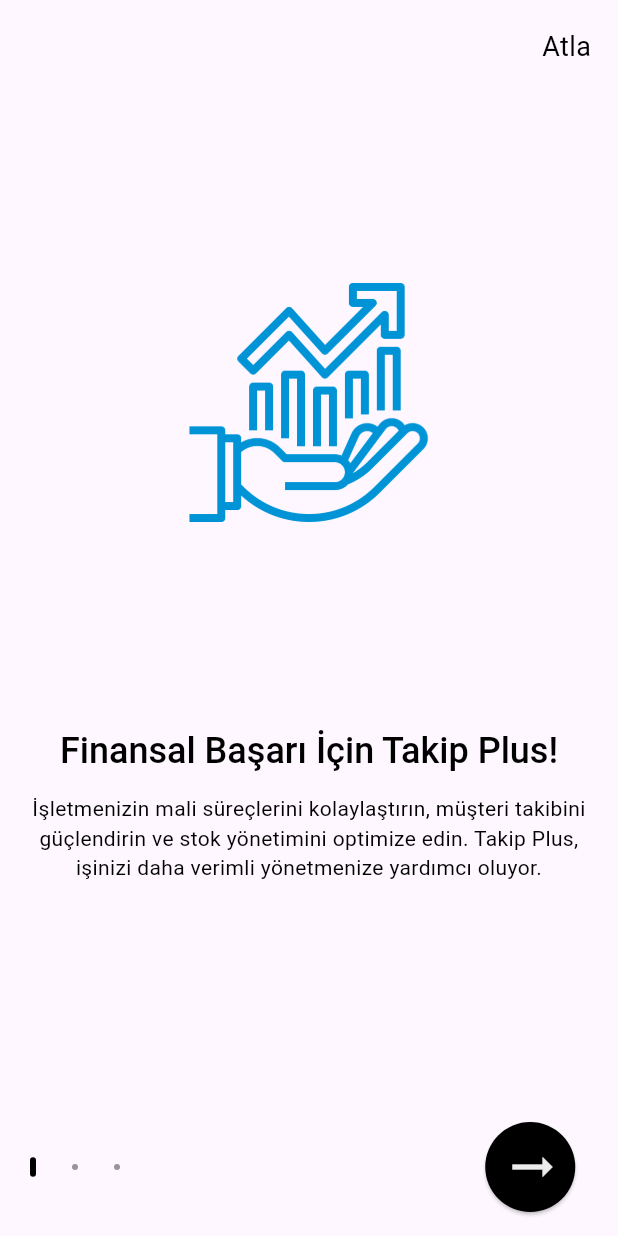
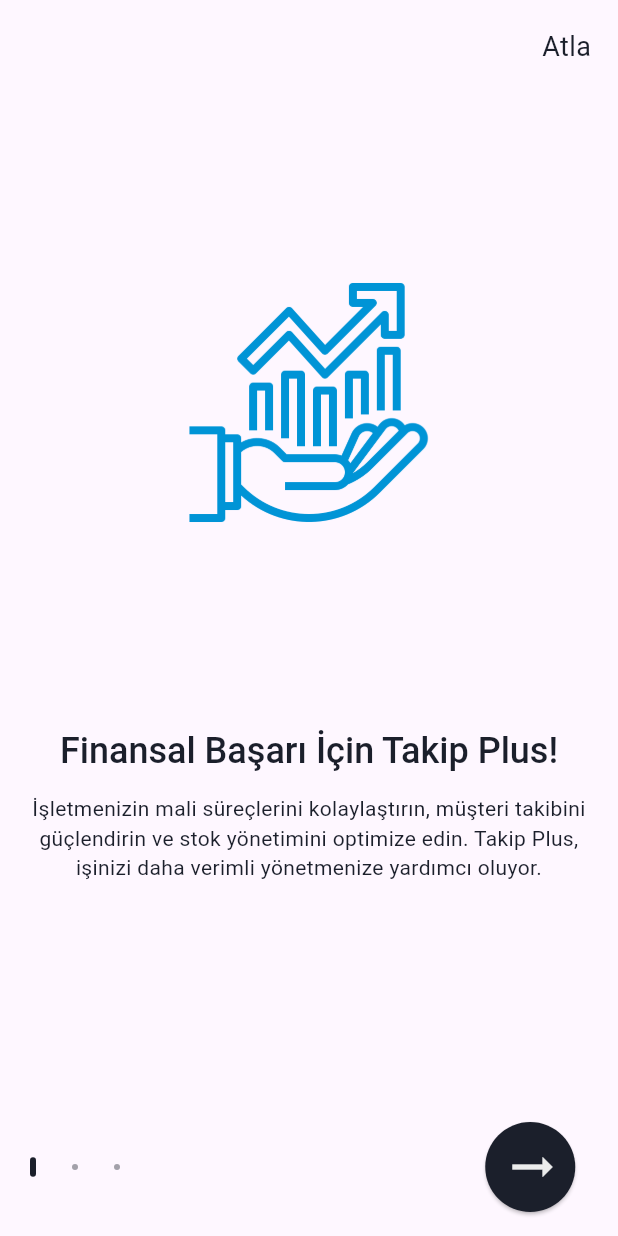
Before and after one commit to muhammeddastan/TakipPlus-Mobile-App, a Flutter app: the screen it shows after launch, on a phone screen of 412 x 824 dp. Run offline on Flutter 3.47's test engine with Material 3 defaults, Android fonts, the phone set to English and light mode, and no system bars; our stand-ins replace crystal_navigation_bar, flutter_iconly, google_fonts, iconsax, image_picker, sqflite; missing offline and left inert: flutter_barcode_scanner; accounts and stored records are empty.

```diff
--- a/lib/Colors/Renkler.dart
+++ b/lib/Colors/Renkler.dart
@@ -7,7 +7,7 @@
   static const Color DarkBlue = Color(0XFF0094D6);
   static const Color White = Color(0XFFECECEC);
   static const Color Grey = Color(0XFF616161);
-  static const Color Black = Color(0XFF000000);
+  static const Color Black = Color(0XFF1b1f2b);
   static const Color Danger = Color(0XFFdd4e40);
   static const Color BlueDark = Color(0XFF1345FF);
   static const Color GoogleRenk = Color(0XFFd14938);
--- a/lib/Pages/Giris/Splash.dart
+++ b/lib/Pages/Giris/Splash.dart
@@ -36,7 +36,7 @@
           Center(
             child: Image.asset(
               'assets/images/logo.png',
-              height: 100,
+              height: 150,
             ),
           ),
         ],
```
Also changed, not shown: assets/images/logo.png.
